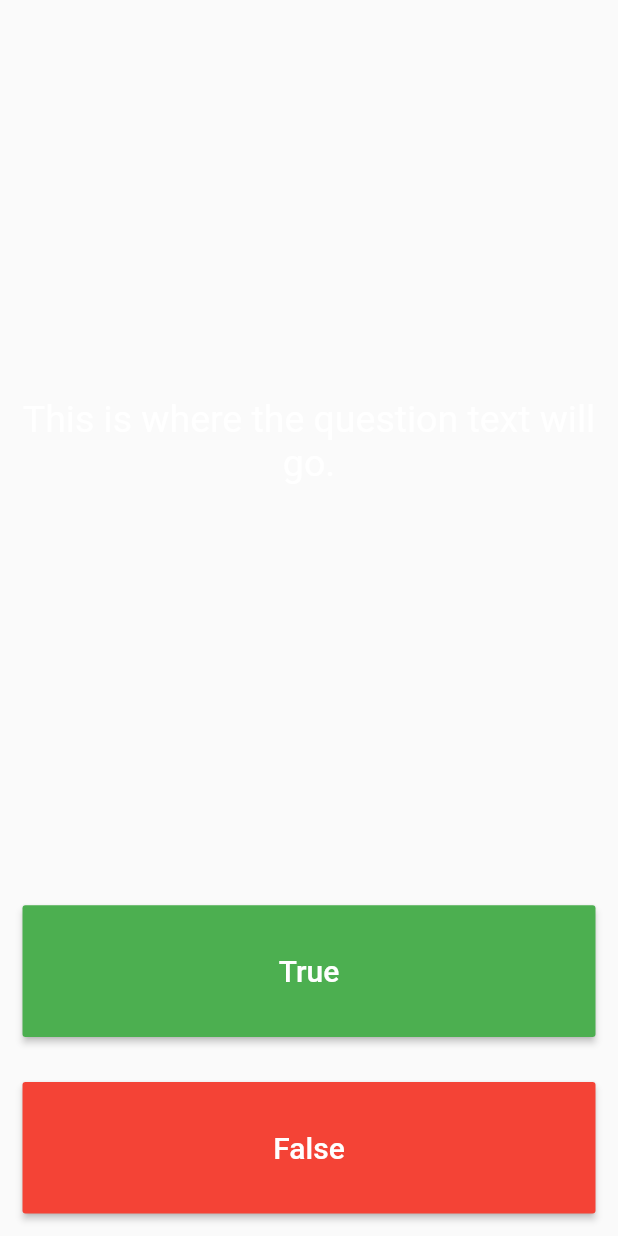
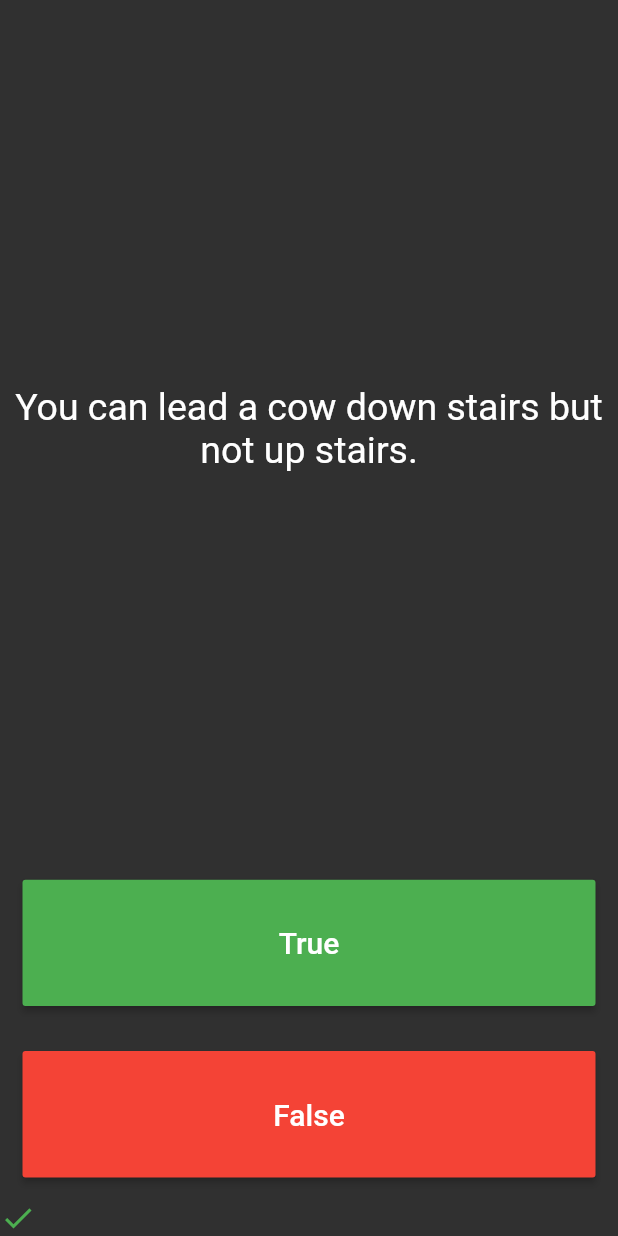
Before and after one commit to Feijai/flutterApp, a Flutter app: the QuizPage widget shown alone on an empty page, opened directly, after a tap on "True", on a phone screen of 412 x 824 dp. Run offline on Flutter 3.47's test engine with Material 2 defaults, Android fonts, the phone set to English and light mode, and no system bars; our stand-ins replace audioplayers, rflutter_alert.

Commit message:
完成第10課

```diff
--- a/lib/main.dart
+++ b/lib/main.dart
@@ -1,17 +1,88 @@
 import 'package:flutter/material.dart';
 
-void main() => runApp(Quizzler());
+//TODO: Step 15 - Run the app and see if you can see the screen update with the first story. Delete this TODO if it looks as you expected.
 
-class Quizzler extends StatelessWidget {
+void main() => runApp(Destini());
+
+class Destini extends StatelessWidget {
+  Widget build(BuildContext context) {
+    return MaterialApp(
+      theme: ThemeData.dark(),
+      home: StoryPage(),
+    );
+  }
+}
+
+//TODO: Step 9 - Create a new storyBrain object from the StoryBrain class.
+
+class StoryPage extends StatefulWidget {
+  _StoryPageState createState() => _StoryPageState();
+}
+
+class _StoryPageState extends State<StoryPage> {
   @override
   Widget build(BuildContext context) {
-    return MaterialApp(
-      home: Scaffold(
-        backgroundColor: Colors.grey.shade900,
-        body: SafeArea(
-          child: Padding(
-            padding: EdgeInsets.symmetric(horizontal: 10.0),
-            child: QuizPage(),
+    return Scaffold(
+      body: Container(
+        //TODO: Step 1 - Add background.png to this Container as a background image.
+        padding: EdgeInsets.symmetric(vertical: 50.0, horizontal: 15.0),
+        constraints: BoxConstraints.expand(),
+        child: SafeArea(
+          child: Column(
+            crossAxisAlignment: CrossAxisAlignment.stretch,
+            children: <Widget>[
+              Expanded(
+                flex: 12,
+                child: Center(
+                  child: Text(
+                    //TODO: Step 10 - use the storyBrain to get the first story title and display it in this Text Widget.
+                    'Story text will go here.',
+                    style: TextStyle(
+                      fontSize: 25.0,
+                    ),
+                  ),
+                ),
+              ),
+              Expanded(
+                flex: 2,
+                child: MaterialButton(
+                  onPressed: () {
+                    //Choice 1 made by user.
+                    //TODO: Step 18 - Call the nextStory() method from storyBrain and pass the number 1 as the choice made by the user.
+                  },
+                  color: Colors.red,
+                  child: Text(
+                    //TODO: Step 13 - Use the storyBrain to get the text for choice 1.
+                    'Choice 1',
+                    style: TextStyle(
+                      fontSize: 20.0,
+                    ),
+                  ),
+                ),
+              ),
+              SizedBox(
+                height: 20.0,
+              ),
+              Expanded(
+                flex: 2,
+                //TODO: Step 26 - Use a Flutter Visibility Widget to wrap this FlatButton.
+                //TODO: Step 28 - Set the "visible" property of the Visibility Widget to equal the output from the buttonShouldBeVisible() method in the storyBrain.
+                child: MaterialButton(
+                  onPressed: () {
+                    //Choice 2 made by user.
+                    //TODO: Step 19 - Call the nextStory() method from storyBrain and pass the number 2 as the choice made by the user.
+                  },
+                  color: Colors.blue,
+                  child: Text(
+                    //TODO: Step 14 - Use the storyBrain to get the text for choice 2.
+                    'Choice 2',
+                    style: TextStyle(
+                      fontSize: 20.0,
+                    ),
+                  ),
+                ),
+              ),
+            ],
           ),
         ),
       ),
@@ -19,79 +90,6 @@
   }
 }
 
-class QuizPage extends StatefulWidget {
-  @override
-  _QuizPageState createState() => _QuizPageState();
-}
+//TODO: Step 24 - Run the app and try to figure out what code you need to add to this file to make the story change when you press on the choice buttons.
 
-class _QuizPageState extends State<QuizPage> {
-  @override
-  Widget build(BuildContext context) {
-    return Column(
-      mainAxisAlignment: MainAxisAlignment.spaceBetween,
-      crossAxisAlignment: CrossAxisAlignment.stretch,
-      children: <Widget>[
-        Expanded(
-          flex: 5,
-          child: Padding(
-            padding: EdgeInsets.all(10.0),
-            child: Center(
-              child: Text(
-                'This is where the question text will go.',
-                textAlign: TextAlign.center,
-                style: TextStyle(
-                  fontSize: 25.0,
-                  color: Colors.white,
-                ),
-              ),
-            ),
-          ),
-        ),
-        Expanded(
-          child: Padding(
-            padding: EdgeInsets.all(15.0),
-            child: MaterialButton(
-              textColor: Colors.white,
-              color: Colors.green,
-              child: Text(
-                'True',
-                style: TextStyle(
-                  color: Colors.white,
-                  fontSize: 20.0,
-                ),
-              ),
-              onPressed: () {
-                //The user picked true.
-              },
-            ),
-          ),
-        ),
-        Expanded(
-          child: Padding(
-            padding: EdgeInsets.all(15.0),
-            child: MaterialButton(
-              color: Colors.red,
-              child: Text(
-                'False',
-                style: TextStyle(
-                  fontSize: 20.0,
-                  color: Colors.white,
-                ),
-              ),
-              onPressed: () {
-                //The user picked false.
-              },
-            ),
-          ),
-        ),
-        //TODO: Add a Row here as your score keeper
-      ],
-    );
-  }
-}
-
-/*
-question1: 'You can lead a cow down stairs but not up stairs.', false,
-question2: 'Approximately one quarter of human bones are in the feet.', true,
-question3: 'A slug\'s blood is green.', true,
-*/
+//TODO: Step 29 - Run the app and test it against the Story Outline to make sure you've completed all the steps. The code for the completed app can be found here: https://github.com/londonappbrewery/destini-challenge-completed/
--- /dev/null
+++ b/lib/question.dart
@@ -0,0 +1,11 @@
+class Question {
+  late String questionText;
+  late bool questionAnswer;
+
+  Question( String q,  bool a) {
+    questionText = q;
+    questionAnswer = a;
+  }
+  // 也可以使用
+  // Question(this.questionText,this.questionAnswer);
+}
--- /dev/null
+++ b/lib/quizMain.dart
@@ -0,0 +1,131 @@
+import 'package:flutter/material.dart';
+import 'package:rflutter_alert/rflutter_alert.dart';
+import 'quiz_brain.dart';
+
+QuizBrain quizBrain = QuizBrain();
+
+void main() => runApp(Quizzler());
+
+class Quizzler extends StatelessWidget {
+  @override
+  Widget build(BuildContext context) {
+    return MaterialApp(
+      home: Scaffold(
+        backgroundColor: Colors.grey.shade900,
+        body: SafeArea(
+          child: Padding(
+            padding: EdgeInsets.symmetric(horizontal: 10.0),
+            child: QuizPage(),
+          ),
+        ),
+      ),
+    );
+  }
+}
+
+class QuizPage extends StatefulWidget {
+  @override
+  _QuizPageState createState() => _QuizPageState();
+}
+
+class _QuizPageState extends State<QuizPage> {
+  late List<Widget> scoreKeeper = [];
+
+  void checkAnswer(bool userPickedAnswer) {
+    bool correctAnswer = quizBrain.getQuestionAnswer();
+    if (quizBrain.isFinished() ==true) {
+      Alert(context: context, title: "FINISHED!", desc: "Flutter is awesome.")
+          .show();
+      quizBrain.reset();
+      scoreKeeper = [];
+      return;
+    }
+    setState(() {
+      userPickedAnswer == correctAnswer
+          ? scoreKeeper.add(const Icon(
+        Icons.check,
+        color: Colors.green,
+      ))
+          : scoreKeeper.add(const Icon(
+        Icons.close,
+        color: Colors.red,
+      ));
+
+      quizBrain.nextQuestion();
+    });
+  }
+
+  int questionNumber = 0;
+  @override
+  Widget build(BuildContext context) {
+    return Column(
+      mainAxisAlignment: MainAxisAlignment.spaceBetween,
+      crossAxisAlignment: CrossAxisAlignment.stretch,
+      children: <Widget>[
+        Expanded(
+          flex: 5,
+          child: Padding(
+            padding: EdgeInsets.all(10.0),
+            child: Center(
+              child: Text(
+                quizBrain.getQuestionText(),
+                textAlign: TextAlign.center,
+                style: TextStyle(
+                  fontSize: 25.0,
+                  color: Colors.white,
+                ),
+              ),
+            ),
+          ),
+        ),
+        Expanded(
+          child: Padding(
+            padding: EdgeInsets.all(15.0),
+            child: MaterialButton(
+              textColor: Colors.white,
+              color: Colors.green,
+              child: Text(
+                'True',
+                style: TextStyle(
+                  color: Colors.white,
+                  fontSize: 20.0,
+                ),
+              ),
+              onPressed: () {
+                //The user picked true.
+                checkAnswer(true);
+              },
+            ),
+          ),
+        ),
+        Expanded(
+          child: Padding(
+            padding: EdgeInsets.all(15.0),
+            child: MaterialButton(
+              color: Colors.red,
+              child: Text(
+                'False',
+                style: TextStyle(
+                  fontSize: 20.0,
+                  color: Colors.white,
+                ),
+              ),
+              onPressed: () {
+                checkAnswer(false);
+              },
+            ),
+          ),
+        ),
+        Row(
+          children: scoreKeeper,
+        )
+      ],
+    );
+  }
+}
+
+/*
+question1: 'You can lead a cow down stairs but not up stairs.', false,
+question2: 'Approximately one quarter of human bones are in the feet.', true,
+question3: 'A slug\'s blood is green.', true,
+*/
--- /dev/null
+++ b/lib/quiz_brain.dart
@@ -0,0 +1,54 @@
+import 'question.dart';
+
+class QuizBrain {
+  int _questionNumber = 0;
+  final List<Question> _questionBank = [
+    Question('Some cats are actually allergic to humans', true),
+    Question('You can lead a cow down stairs but not up stairs.', false),
+    Question('Approximately one quarter of human bones are in the feet.', true),
+    Question('A slug\'s blood is green.', true),
+    Question('Buzz Aldrin\'s mother\'s maiden name was \"Moon\".', true),
+    Question('It is illegal to pee in the Ocean in Portugal.', true),
+    Question(
+        'No piece of square dry paper can be folded in half more than 7 times.',
+        false),
+    Question(
+        'In London, UK, if you happen to die in the House of Parliament, you are technically entitled to a state funeral, because the building is considered too sacred a place.',
+        true),
+    Question(
+        'The loudest sound produced by any animal is 188 decibels. That animal is the African Elephant.',
+        false),
+    Question(
+        'The total surface area of two human lungs is approximately 70 square metres.',
+        true),
+    Question('Google was originally called \"Backrub\".', true),
+    Question(
+        'Chocolate affects a dog\'s heart and nervous system; a few ounces are enough to kill a small dog.',
+        true),
+    Question(
+        'In West Virginia, USA, if you accidentally hit an animal with your car, you are free to take it home to eat.',
+        true),
+  ];
+
+  void nextQuestion() {
+    if (_questionNumber < _questionBank.length - 1) {
+      _questionNumber++;
+    }
+  }
+
+  bool isFinished() {
+    return _questionNumber >= _questionBank.length - 1;
+  }
+
+  void reset() {
+    _questionNumber = 0;
+  }
+
+  String getQuestionText() {
+    return _questionBank[_questionNumber].questionText;
+  }
+
+  bool getQuestionAnswer() {
+    return _questionBank[_questionNumber].questionAnswer;
+  }
+}
--- a/pubspec.yaml
+++ b/pubspec.yaml
@@ -12,6 +12,8 @@
     sdk: flutter
   cupertino_icons: ^1.0.2
   audioplayers: any
+  rflutter_alert: ^2.0.4
+
 dev_dependencies:
   flutter_test:
     sdk: flutter
```
Also changed, not shown: assets/background.png (added), lib/story.dart (added), lib/story_brain.dart (added), pubspec.lock, 1 other file.
